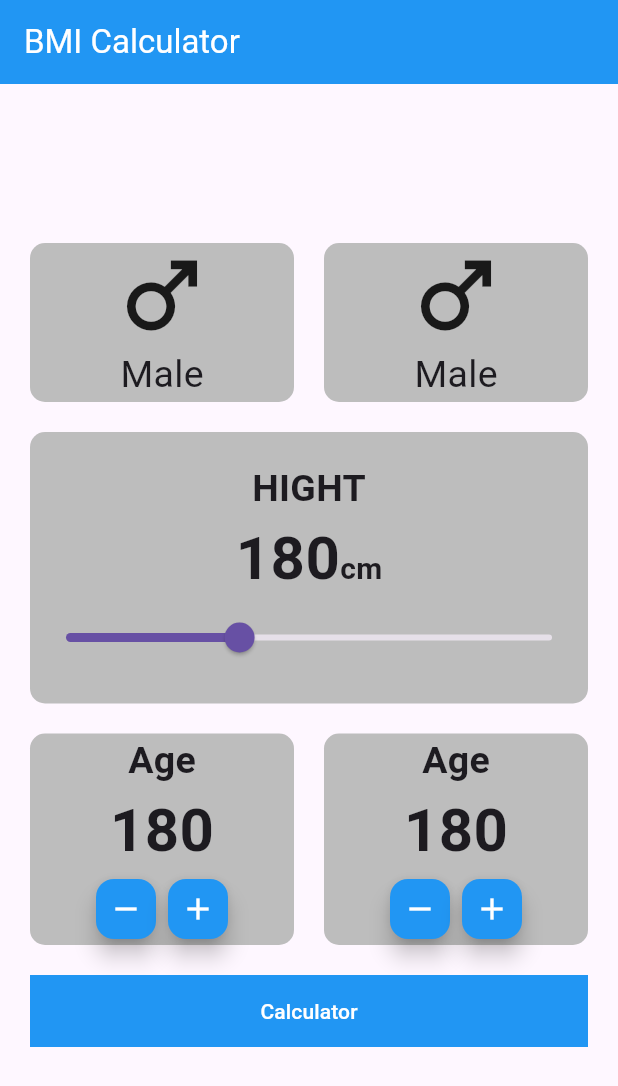
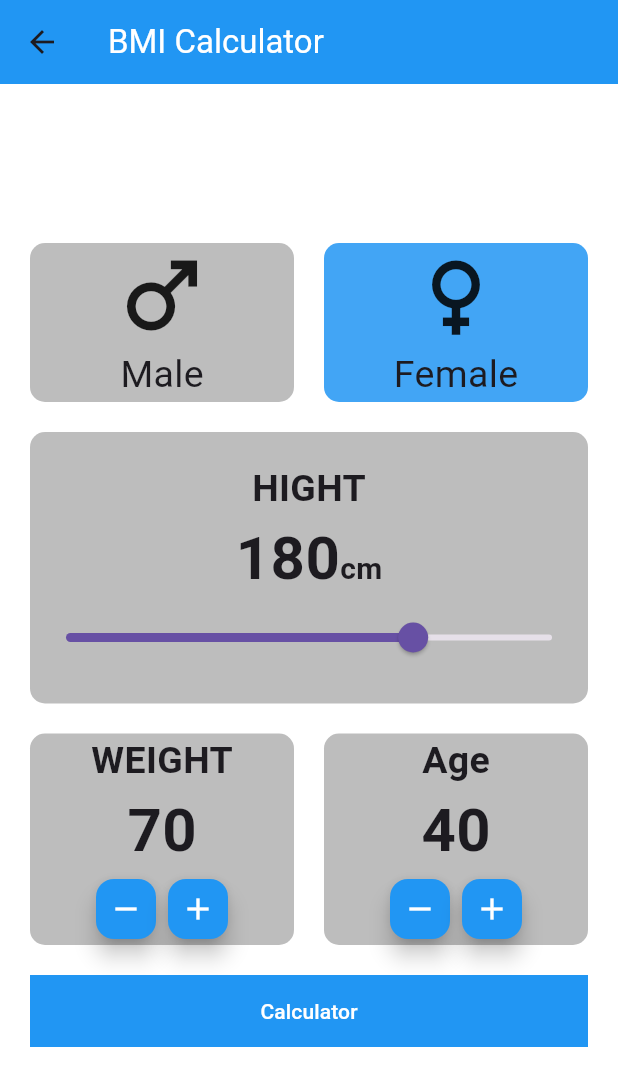
Before and after one commit to alaaashraf6/flutter_learning, a Flutter app: the BMICalculator screen opened directly, on a phone screen of 412 x 824 dp. Shown: the top 1086 px of the screen. Run offline on Flutter 3.47's test engine with Material 3 defaults, Android fonts, the light colour scheme and no system bars.

Commit message:
Done MBI

```diff
--- a/lib/BMICalculator/bmi_calculator.dart
+++ b/lib/modules/bmi/bmi_calculator.dart
@@ -1,6 +1,8 @@
 import 'dart:developer';
+import 'dart:math';
 
 import 'package:flutter/material.dart';
+import 'package:learning_app_on_udemy/modules/bmi_result/bmi_result.dart';
 
 class BMICalculator extends StatefulWidget {
   const BMICalculator({super.key});
@@ -10,9 +12,15 @@ class BMICalculator extends StatefulWidget {
 }
 
 class _BMICalculatorState extends State<BMICalculator> {
+  bool isFemale = true;
+  double height = 180.0;
+  int weight = 70;
+  int age = 40;
+
   @override
   Widget build(BuildContext context) {
     return Scaffold(
+      backgroundColor: Colors.white,
       appBar: AppBar(
         backgroundColor: Colors.blue,
         title: const Text(
@@ -28,10 +36,16 @@ class _BMICalculatorState extends State<BMICalculator> {
             Row(
               children: [
                 Expanded(
+                  child: GestureDetector(
+                    onTap: () {
+                      setState(() {
+                        isFemale = false;
+                      });
+                    },
                     child: Container(
                       decoration: BoxDecoration(
                         borderRadius: BorderRadius.circular(10.0),
-                      color: Colors.grey[400],
+                        color: !isFemale ? Colors.blue[400] : Colors.grey[400],
                       ),
                       child: const Column(
                         children: [
@@ -47,26 +61,35 @@ class _BMICalculatorState extends State<BMICalculator> {
                       ),
                     ),
                   ),
+                ),
                 const SizedBox(
                   width: 20,
                 ),
                 Expanded(
+                  child: GestureDetector(
+                    onTap: () {
+                      setState(() {
+                        isFemale = true;
+
+                      });
+                    },
                     child: Container(
                       decoration: BoxDecoration(
                         borderRadius: BorderRadius.circular(10.0),
-                      color: Colors.grey[400],
+                        color: isFemale ? Colors.blue[400] : Colors.grey[400],
                       ),
                       child: const Column(
                         children: [
                           Icon(
-                          Icons.male,
+                            Icons.female,
                             size: 70,
                           ),
                           Text(
-                          'Male',
+                            'Female',
                             style: TextStyle(fontSize: 25),
                           )
                         ],
+                      ),
                     ),
                   ),
                 )
@@ -85,17 +108,17 @@ class _BMICalculatorState extends State<BMICalculator> {
                     'HIGHT',
                     style: TextStyle(fontSize: 25, fontWeight: FontWeight.bold),
                   ),
-                  const Row(
+                  Row(
                     crossAxisAlignment: CrossAxisAlignment.baseline,
                     textBaseline: TextBaseline.alphabetic,
                     mainAxisAlignment: MainAxisAlignment.center,
                     children: [
                       Text(
-                        '180',
-                        style: TextStyle(
+                        '${height.round()}',
+                        style: const TextStyle(
                             fontSize: 40, fontWeight: FontWeight.bold),
                       ),
-                      Text(
+                      const Text(
                         'cm',
                         style: TextStyle(
                             fontSize: 20, fontWeight: FontWeight.bold),
@@ -103,11 +126,13 @@ class _BMICalculatorState extends State<BMICalculator> {
                     ],
                   ),
                   Slider(
-                      value: 130.0,
+                      value: height,
                       max: 220.0,
                       min: 80.0,
                       onChanged: (value) {
-                        log(value.round().toString());
+                        setState(() {
+                          height = value;
+                        });
                       })
                 ],
               ),
@@ -123,27 +148,37 @@ class _BMICalculatorState extends State<BMICalculator> {
                     child: Column(
                       children: [
                         const Text(
-                          'Age',
+                          'WEIGHT',
                           style: TextStyle(
                               fontSize: 25, fontWeight: FontWeight.bold),
                         ),
-                        const Text(
-                          '180',
-                          style: TextStyle(
+                        Text(
+                          weight.toString(),
+                          style: const TextStyle(
                               fontSize: 40, fontWeight: FontWeight.bold),
                         ),
                         Row(
                           mainAxisAlignment: MainAxisAlignment.center,
                           children: [
                             FloatingActionButton(
-                              onPressed: () {},
+                              heroTag: 'weight-',
+                              onPressed: () {
+                                setState(() {
+                                  weight--;
+                                });
+                              },
                               backgroundColor: Colors.blue,
                               mini: true,
                               child:
                                   const Icon(Icons.remove, color: Colors.white),
                             ),
                             FloatingActionButton(
-                              onPressed: () {},
+                              heroTag: 'weight++',
+                              onPressed: () {
+                                setState(() {
+                                  weight++;
+                                });
+                              },
                               backgroundColor: Colors.blue,
                               mini: true,
                               child: const Icon(
@@ -173,16 +208,21 @@ class _BMICalculatorState extends State<BMICalculator> {
                           style: TextStyle(
                               fontSize: 25, fontWeight: FontWeight.bold),
                         ),
-                        const Text(
-                          '180',
-                          style: TextStyle(
+                        Text(
+                          age.toString(),
+                          style: const TextStyle(
                               fontSize: 40, fontWeight: FontWeight.bold),
                         ),
                         Row(
                           mainAxisAlignment: MainAxisAlignment.center,
                           children: [
                             FloatingActionButton(
-                              onPressed: () {},
+                              heroTag: 'age-',
+                              onPressed: () {
+                                setState(() {
+                                  age--;
+                                });
+                              },
                               backgroundColor: Colors.blue,
                               mini: true,
                               child: const Icon(
@@ -191,7 +231,12 @@ class _BMICalculatorState extends State<BMICalculator> {
                               ),
                             ),
                             FloatingActionButton(
-                              onPressed: () {},
+                              heroTag:'age+',
+                              onPressed: () {
+                                setState(() {
+                                  age++;
+                                });
+                              },
                               backgroundColor: Colors.blue,
                               mini: true,
                               child: const Icon(Icons.add, color: Colors.white),
@@ -209,7 +254,14 @@ class _BMICalculatorState extends State<BMICalculator> {
               width: double.infinity,
               margin: const EdgeInsets.symmetric(vertical: 20),
               child: TextButton(
-                  onPressed: () {},
+                  onPressed: () {
+                    var result =weight/pow(height/100, 2);
+                    Navigator.push(
+                        context,
+                        MaterialPageRoute(
+                            builder: (context) =>
+                                 BMIResult(isFemale, result.round(), age)));
+                  },
                   child: const Text(
                     'Calculator',
                     style: TextStyle(color: Colors.white),
--- a/lib/Massenger/massenger_screen.dart
+++ b/lib/modules/massenger/massenger_screen.dart
@@ -1,6 +1,6 @@
 import 'package:flutter/material.dart';
-import 'package:learning_app_on_udemy/Massenger/buildChatItem.dart';
-import 'package:learning_app_on_udemy/Massenger/buildStoryItem.dart';
+import 'package:learning_app_on_udemy/modules/massenger/buildChatItem.dart';
+import 'package:learning_app_on_udemy/modules/massenger/buildStoryItem.dart';
 
 class MassengerScreen extends StatelessWidget {
   const MassengerScreen({super.key});
--- a/lib/Users/user_screen.dart
+++ b/lib/modules/users/user_screen.dart
@@ -1,6 +1,6 @@
 import 'package:flutter/material.dart';
 import 'package:learning_app_on_udemy/Model/UserModel.dart';
-import 'package:learning_app_on_udemy/Users/userItem.dart';
+import 'package:learning_app_on_udemy/modules/users/userItem.dart';
 
 class UserScreen extends StatelessWidget {
   const UserScreen({super.key});
--- /dev/null
+++ b/lib/shared/components/components.dart
@@ -0,0 +1,5 @@
+import 'package:flutter/material.dart';
+
+Widget  defaultButtom  ()=> Container(
+
+);
```
Also changed, not shown: lib/main.dart (+8 -8 lines), lib/modules/bmi_result/bmi_result.dart (added, +38 -0 lines), lib/modules/login/login_screen.dart (renamed from lib/login_screen.dart), lib/modules/massenger/buildChatItem.dart (renamed from lib/Massenger/buildChatItem.dart), lib/modules/massenger/buildStoryItem.dart (renamed from lib/Massenger/buildStoryItem.dart), lib/modules/users/userItem.dart (renamed from lib/Users/userItem.dart), lib/shared/components/constants.dart (added), lib/shared/styles/colors.dart (added), lib/shared/styles/styles.dart (added). Lines whose indentation alone changed are shown as unchanged.
